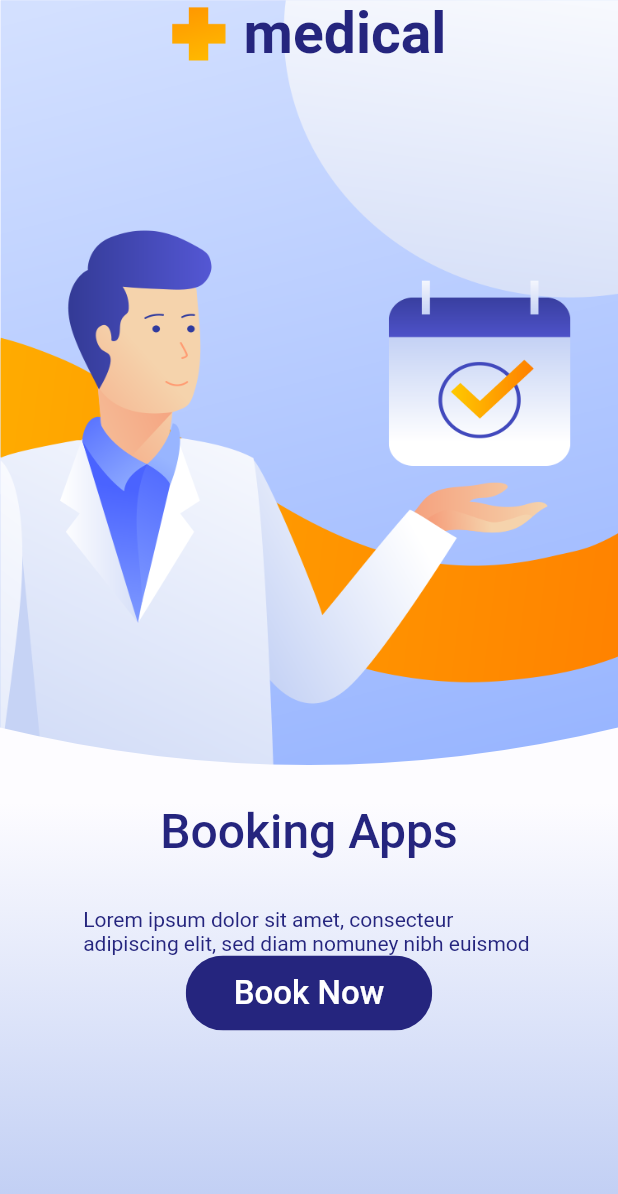
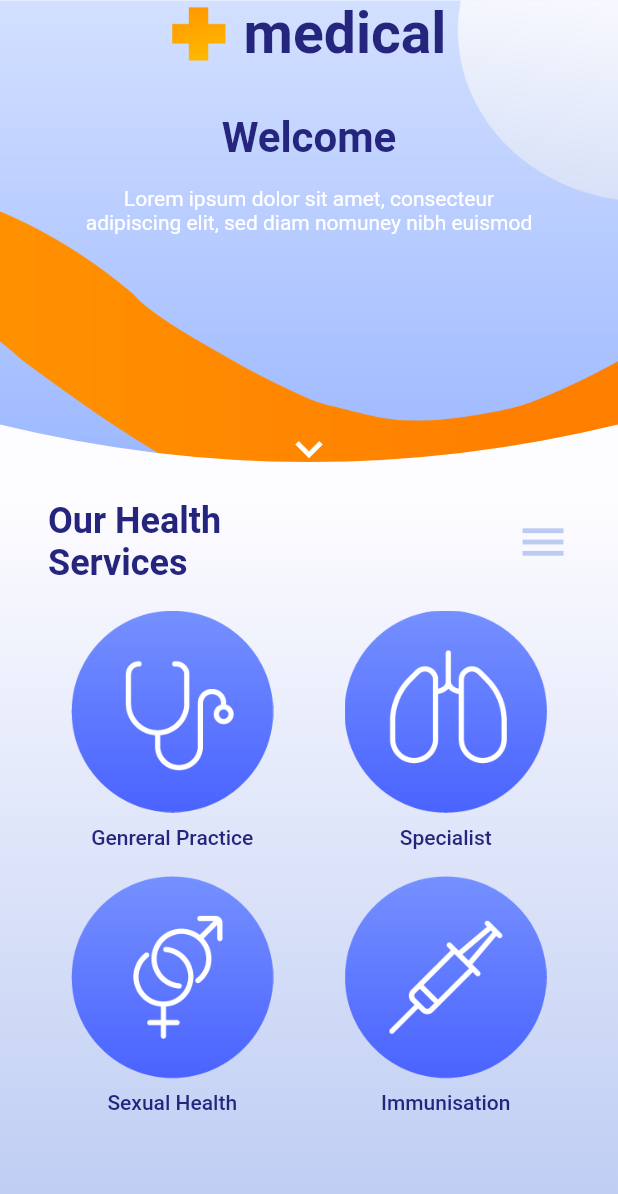
Before and after one commit to Bolutife-6978/Medical-AppUI, a Flutter app: the screen it shows after launch, after a tap on "Book Now", on a phone screen of 412 x 824 dp. Shown: the top 1194 px of the screen. Run offline on Flutter 3.47's test engine with Material 2 defaults, Android fonts, the phone set to English and light mode, and no system bars.

Commit message:
Added three screens

```diff
--- a/lib/screen/startup/startup_screen.dart
+++ b/lib/screen/startup/startup_screen.dart
@@ -1,5 +1,6 @@
 import 'package:flutter/material.dart';
 import 'package:flutter_medical/constant.dart';
+import 'package:flutter_medical/screen/welcome/welcome_screen.dart';
 
 import '../../widget/header_logo.dart';
 import '../../widget/my_header.dart';
@@ -42,12 +43,23 @@ class StartupScreen extends StatelessWidget {
                 Text(
                   'Lorem ipsum dolor sit amet, consecteur \n'
                   'adipiscing elit, sed diam nomuney nibh euismod ',
+                  textAlign: TextAlign.center,
                   style: TextStyle(color: nTitleTextColor),
                 ),
+                Spacer(),
                 ClipRRect(
                   borderRadius: BorderRadius.circular(36),
                   child: TextButton(
-                    onPressed: () {},
+                    onPressed: () {
+                      Navigator.push(
+                        context,
+                        MaterialPageRoute(
+                          builder: (context) {
+                            return WelcomeScreen();
+                          },
+                        ),
+                      );
+                    },
                     child: Text(
                       "Book Now",
                       style: TextStyle(fontSize: 22),
@@ -58,11 +70,12 @@ class StartupScreen extends StatelessWidget {
                         foregroundColor:
                             MaterialStateProperty.all(Colors.white),
                         backgroundColor:
-                            MaterialStateProperty.all(Color(0xFF25257E)),
+                            MaterialStateProperty.all(Color(0xFF5063FF)),
                         shape: MaterialStateProperty.all(RoundedRectangleBorder(
                             borderRadius: BorderRadius.circular(20)))),
                   ),
-                )
+                ),
+                Spacer(),
               ],
             ),
           ))
--- /dev/null
+++ b/lib/screen/welcome/welcome_screen.dart
@@ -0,0 +1,140 @@
+import 'package:flutter/material.dart';
+import 'package:flutter_medical/constant.dart';
+import 'package:flutter_medical/widget/header_logo.dart';
+import 'package:flutter_medical/widget/my_header.dart';
+
+import '../../widget/menu_card.dart';
+import '../reserve/reserve_screen.dart';
+
+class WelcomeScreen extends StatelessWidget {
+  const WelcomeScreen({super.key});
+
+  @override
+  Widget build(BuildContext context) {
+    return Scaffold(
+      body: Column(
+        children: <Widget>[
+          MyHeader(
+            height: 333,
+            imageUrl: "assets/images/welcome.png",
+            child: Column(
+              children: <Widget>[
+                HeaderLogo(),
+                SizedBox(
+                  height: 30,
+                ),
+                Text(
+                  "Welcome",
+                  style: TextStyle(
+                    fontSize: 28,
+                    color: nTitleTextColor,
+                    fontWeight: FontWeight.bold,
+                  ),
+                ),
+                SizedBox(
+                  height: 16,
+                ),
+                Text(
+                  'Lorem ipsum dolor sit amet, consecteur \n'
+                  'adipiscing elit, sed diam nomuney nibh euismod ',
+                  textAlign: TextAlign.center,
+                  style: TextStyle(
+                    color: Colors.white,
+                  ),
+                ),
+                Spacer(),
+                Icon(
+                  Icons.keyboard_arrow_down,
+                  color: Colors.white,
+                  size: 36,
+                ),
+                SizedBox(
+                  height: 16,
+                ),
+              ],
+            ),
+          ),
+          Expanded(
+            child: Container(
+              width: double.infinity,
+              decoration: BoxDecoration(
+                  gradient: LinearGradient(
+                colors: [nBackgroundColor, nSecondaryBackgroundColor],
+                begin: Alignment.topCenter,
+                end: Alignment.bottomCenter,
+              )),
+              child: Column(
+                children: [
+                  Padding(
+                    padding: const EdgeInsets.symmetric(
+                      horizontal: 32,
+                    ),
+                    child: Row(
+                      mainAxisAlignment: MainAxisAlignment.spaceBetween,
+                      children: [
+                        Text(
+                          "Our Health\nServices",
+                          style: TextStyle(
+                            color: nTitleTextColor,
+                            fontSize: 24,
+                            fontWeight: FontWeight.bold,
+                          ),
+                        ),
+                        Icon(
+                          Icons.menu,
+                          color: nSecondaryBackgroundColor,
+                          size: 36,
+                        )
+                      ],
+                    ),
+                  ),
+                  SizedBox(
+                    height: 18,
+                  ),
+                  Row(
+                    mainAxisAlignment: MainAxisAlignment.spaceEvenly,
+                    children: [
+                      MenuCard(
+                        imageUrl: 'assets/images/general_practice.png',
+                        title: 'Genreral Practice',
+                        press: () {
+                          Navigator.push(context,
+                              MaterialPageRoute(builder: (context) {
+                            return ReserveScreen();
+                          }));
+                        },
+                      ),
+                      MenuCard(
+                        imageUrl: 'assets/images/specialist.png',
+                        title: 'Specialist',
+                        press: () {},
+                      ),
+                    ],
+                  ),
+                  SizedBox(
+                    height: 18,
+                  ),
+                  Row(
+                    mainAxisAlignment: MainAxisAlignment.spaceEvenly,
+                    children: [
+                      MenuCard(
+                        imageUrl: 'assets/images/sexual_health.png',
+                        title: 'Sexual Health',
+                        press: () {},
+                      ),
+                      MenuCard(
+                        imageUrl: 'assets/images/immunisation.png',
+                        title: 'Immunisation',
+                        press: () {},
+                      ),
+                    ],
+                  )
+                ],
+              ),
+            ),
+          )
+        ],
+      ),
+    );
+  }
+}
--- /dev/null
+++ b/lib/widget/menu_card.dart
@@ -0,0 +1,41 @@
+import 'package:flutter/material.dart';
+
+import '../constant.dart';
+
+class MenuCard extends StatelessWidget {
+  final String imageUrl;
+  final String title;
+  final VoidCallback press;
+  const MenuCard({
+    super.key,
+    required this.imageUrl,
+    required this.title,
+    required this.press,
+  });
+
+  @override
+  Widget build(BuildContext context) {
+    return GestureDetector(
+      onTap: press,
+      child: Column(
+        children: [
+          Image.asset(
+            imageUrl,
+            width: 135,
+            height: 135,
+          ),
+          SizedBox(
+            height: 8,
+          ),
+          Text(
+            title,
+            style: TextStyle(
+              color: nTitleTextColor,
+              fontWeight: FontWeight.w500,
+            ),
+          ),
+        ],
+      ),
+    );
+  }
+}
```
Also changed, not shown: lib/screen/reserve/reserve_screen.dart (added, +33 -0 lines), lib/screen/reserve/widget/my_appbar.dart (added, +29 -0 lines), lib/screen/reserve/widget/user_info.dart (added, +48 -0 lines).
